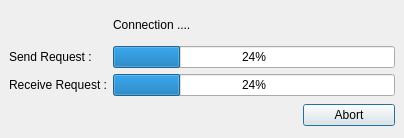
Above: ui/servicesconnection.ui from phoenix741/xinx before the change. Below: the same form after it.
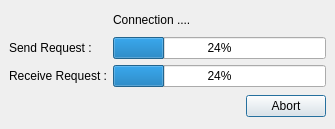
That is the form after the change. Icons and pictures are not drawn.

What changed in the file:
```diff
--- a/ui/servicesconnection.ui
+++ b/ui/servicesconnection.ui
@@ -5,8 +5,8 @@
    <rect>
     <x>0</x>
     <y>0</y>
-    <width>404</width>
-    <height>138</height>
+    <width>335</width>
+    <height>129</height>
    </rect>
   </property>
   <property name="windowTitle" >
```
